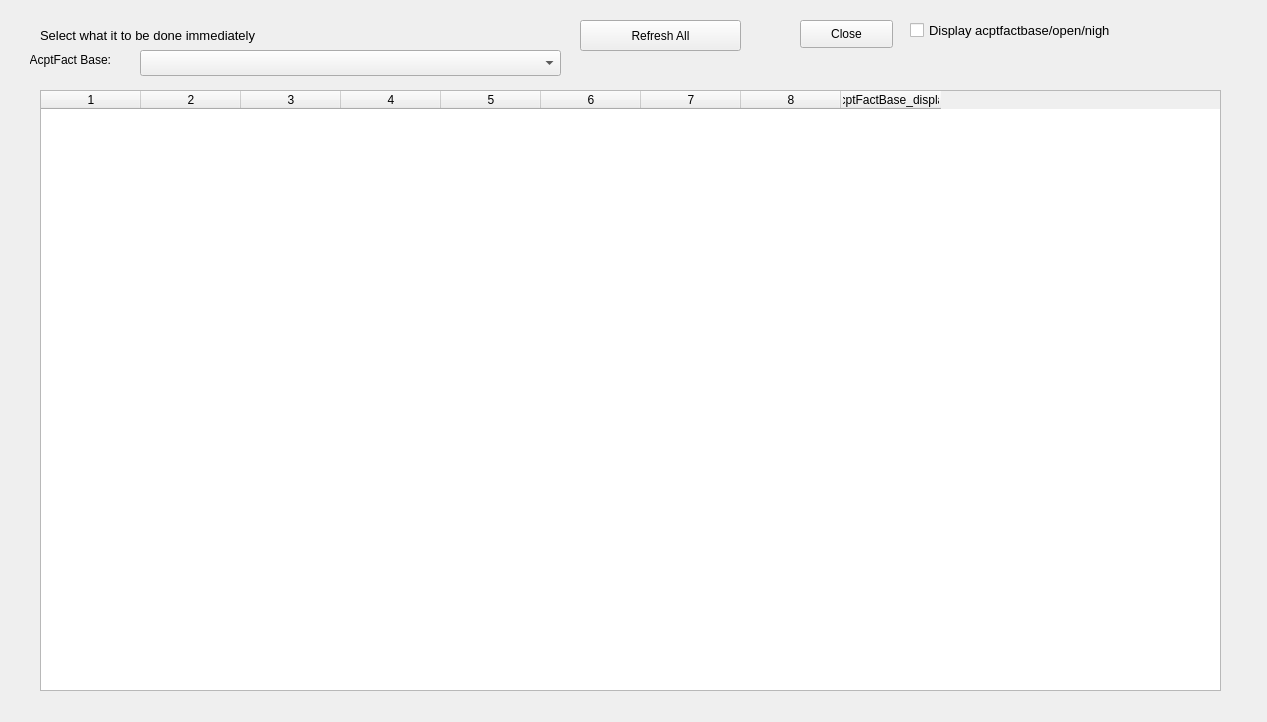
Qt form ui/Edit_AgendaUI.ui (sourcery-ai-experiments/jaar) before a commit.
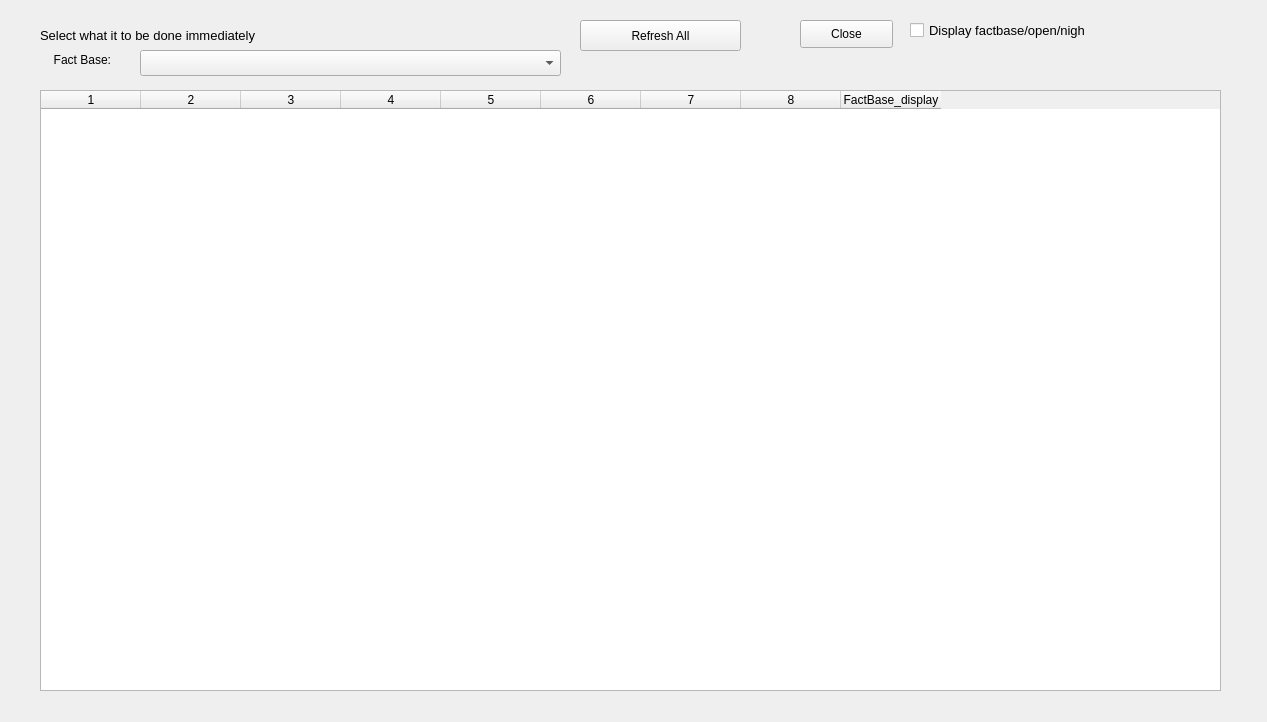
The same form after that commit.

What changed in the file:
```diff
--- a/ui/Edit_AgendaUI.ui
+++ b/ui/Edit_AgendaUI.ui
@@ -90,7 +90,7 @@
    </column>
    <column>
     <property name="text">
-     <string>AcptFactBase_display</string>
+     <string>FactBase_display</string>
     </property>
    </column>
   </widget>
@@ -132,7 +132,7 @@
     </rect>
    </property>
    <property name="text">
-    <string>AcptFact Base:</string>
+    <string>Fact Base:</string>
    </property>
    <property name="alignment">
     <set>Qt::AlignRight|Qt::AlignTrailing|Qt::AlignVCenter</set>
@@ -153,7 +153,7 @@
     </font>
    </property>
    <property name="text">
-    <string>Display acptfactbase/open/nigh</string>
+    <string>Display factbase/open/nigh</string>
    </property>
   </widget>
  </widget>
```
Left out of the diff: 4 changed lines with no effect on the pictures.
